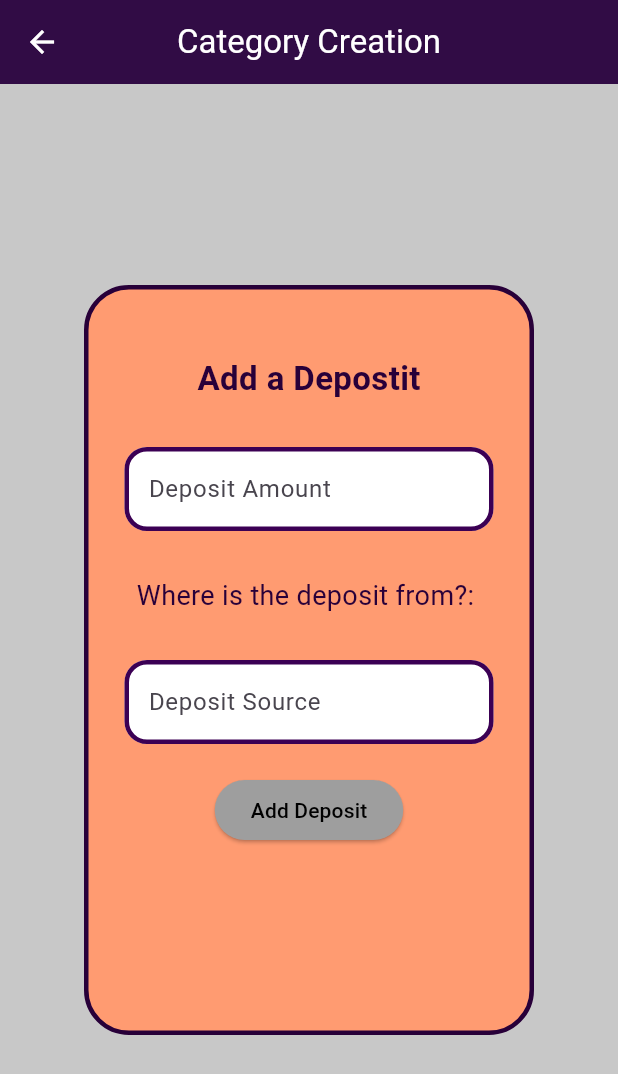
After one commit to Cos229-239/2025_09_Team3, a Flutter app: the AddDeposit screen opened directly, on a phone screen of 412 x 824 dp. The commit adds this screen. Shown: the top 1074 px of the screen. Run offline on Flutter 3.47's test engine with Material 3 defaults, Android fonts, the phone set to English and light mode, and no system bars; our stand-ins replace fl_chart, flutter_colorpicker, shared_preferences, sqflite; missing offline and left inert: bcrypt; accounts and stored records are empty.

Commit message:
Fairly sure this has all the files missing from the merges. Will keep an eye out for any more

```diff
--- /dev/null
+++ b/pocketbook/lib/add_deposit.dart
@@ -0,0 +1,141 @@
+import 'package:flutter/material.dart';
+import 'database_handler.dart';
+
+class AddDeposit extends StatefulWidget {
+  const AddDeposit({super.key});
+
+  @override
+  State<AddDeposit> createState() => _AddDepositState();
+}
+
+class _AddDepositState extends State<AddDeposit> {
+  final TextEditingController _amountController = TextEditingController();
+  final TextEditingController _originController = TextEditingController();
+  final DatabaseHandler db = DatabaseHandler.databaseInstance!;
+
+ @override
+  Widget build(BuildContext context) {
+    return Scaffold(
+       backgroundColor: const Color.fromARGB(255, 200, 200, 200),
+
+      appBar: AppBar(
+        title: const Text('Category Creation'),
+        centerTitle: true,
+        backgroundColor: const Color(0xFF280039),
+        foregroundColor: Colors.white,
+        elevation: 40,
+        leading: IconButton(
+          icon: Icon(Icons.arrow_back),
+          tooltip: 'Back Icon',
+          onPressed: () {
+            Navigator.of(context).pop();
+          },
+        ),
+      ),
+      body: Center(
+
+        child: Container(
+          width: 300,
+          height: 500,
+          decoration: BoxDecoration(
+            color: const Color(0xFFFF9B71),
+            border: Border.all(
+              color: const Color(0xFF280039),
+              width: 3,
+            ),
+            borderRadius: BorderRadius.circular(30),
+          ),
+          child: Padding(
+            padding: const EdgeInsets.all(24.0),
+            child: Column(
+              mainAxisAlignment: MainAxisAlignment.start,
+              children: [
+                const SizedBox(height: 20),
+                const Text(
+                  'Add a Depostit',
+                  style: TextStyle(
+                    fontSize: 22,
+                    fontWeight: FontWeight.bold,
+                    color: Color(0xFF280039),
+                  ),
+                ),
+                const SizedBox(height: 30),
+                TextFormField(
+                  controller: _amountController,
+                  decoration: InputDecoration(
+                    border: const OutlineInputBorder(),
+                    filled: true,
+                    fillColor: Colors.white,
+                    labelText: 'Deposit Amount',
+                    hintText: 'Enter deposit amount',
+                     enabledBorder: OutlineInputBorder(
+                              borderSide: const BorderSide(
+                                color: Color(0xFF3B0054),
+                                width: 3,
+                              ),
+                              borderRadius: BorderRadius.circular(15),
+                            ),
+                            focusedBorder: OutlineInputBorder(
+                              borderSide: const BorderSide(
+                                color: Color.fromARGB(255, 117, 20, 158),
+                                width: 3,
+                              ),
+                              borderRadius: BorderRadius.circular(15),
+                            ),
+                  ),
+                ),
+                const SizedBox(height: 30),
+                Text(
+                  'Where is the deposit from?: ',
+                  style: TextStyle(
+                    fontSize: 18,
+                    color: Color(0xFF280039),
+                  ),
+                ),
+                const SizedBox(height: 30),
+                 TextFormField(
+                  controller: _originController,
+                  decoration: InputDecoration(
+                    border: const OutlineInputBorder(),
+                    filled: true,
+                    fillColor: Colors.white,
+                    labelText: 'Deposit Source',
+                    hintText: 'Enter deposit source',
+                     enabledBorder: OutlineInputBorder(
+                              borderSide: const BorderSide(
+                                color: Color(0xFF3B0054),
+                                width: 3,
+                              ),
+                              borderRadius: BorderRadius.circular(15),
+                            ),
+                            focusedBorder: OutlineInputBorder(
+                              borderSide: const BorderSide(
+                                color: Color.fromARGB(255, 117, 20, 158),
+                                width: 3,
+                              ),
+                              borderRadius: BorderRadius.circular(15),
+                            ),
+                  ),
+                ),
+
+                const SizedBox(height: 20),
+                ElevatedButton( //TODO: Check if category (name) already exists
+                  onPressed: () {
+                    // add functionality to add deposit to database
+
+                  },
+                  style: ElevatedButton.styleFrom(
+                    backgroundColor: Colors.grey,
+                    foregroundColor: Colors.black,
+                  ),
+
+                  child: const Text('Add Deposit')
+                )
+              ],
+            ),
+          ),
+        ),
+      ),
+    );
+  }
+}
--- a/pocketbook/lib/home_screen.dart
+++ b/pocketbook/lib/home_screen.dart
@@ -1,5 +1,6 @@
 import 'package:flutter/material.dart';
 import 'package:flutter/services.dart';
+import 'package:pocketbook/add_deposit.dart';
 import 'package:pocketbook/categories_screen.dart';
 import 'package:pocketbook/log_screen.dart';
 import 'package:pocketbook/sign_in_screen.dart';
@@ -391,6 +392,29 @@ class _HomeScreenStateManager extends State<HomeScreenState> {
                   ],
                 ),
               ),
+               SizedBox(
+                width: 80,
+                child: Column(
+                  children: [
+                    IconButton.filled(
+                      onPressed: () {
+
+                        Navigator.of(context).push(
+                          MaterialPageRoute(
+                            builder: (context) => const AddDeposit(),
+                          ),
+                        );
+                      },
+                      icon: Icon(Icons.add),
+                      style: IconButton.styleFrom(
+                        fixedSize: Size(60, 60),
+                        backgroundColor: Color(0xFFFF9B71),
+                      ),
+                    ),
+                    Text('Deposit', style: TextStyle(color: Colors.white)),
+                  ],
+                ),
+              ),
             ],
           ),
           Padding(padding: EdgeInsetsGeometry.all(10)),
```
